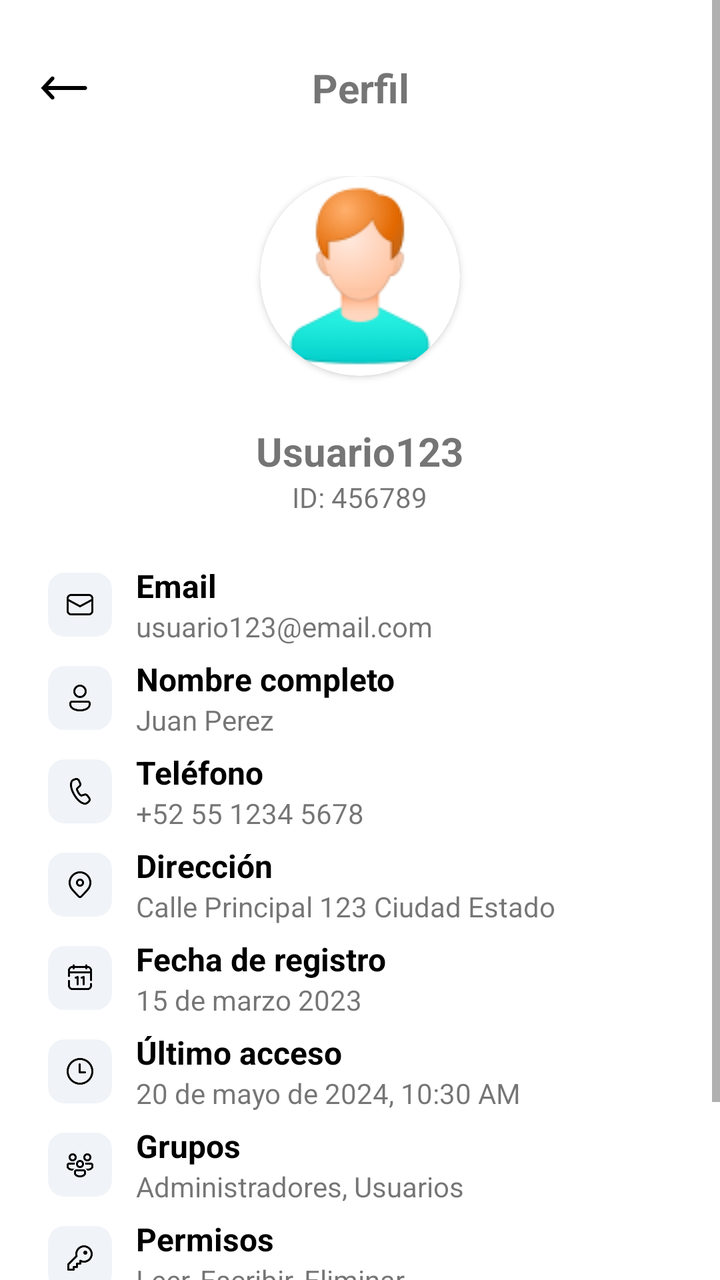
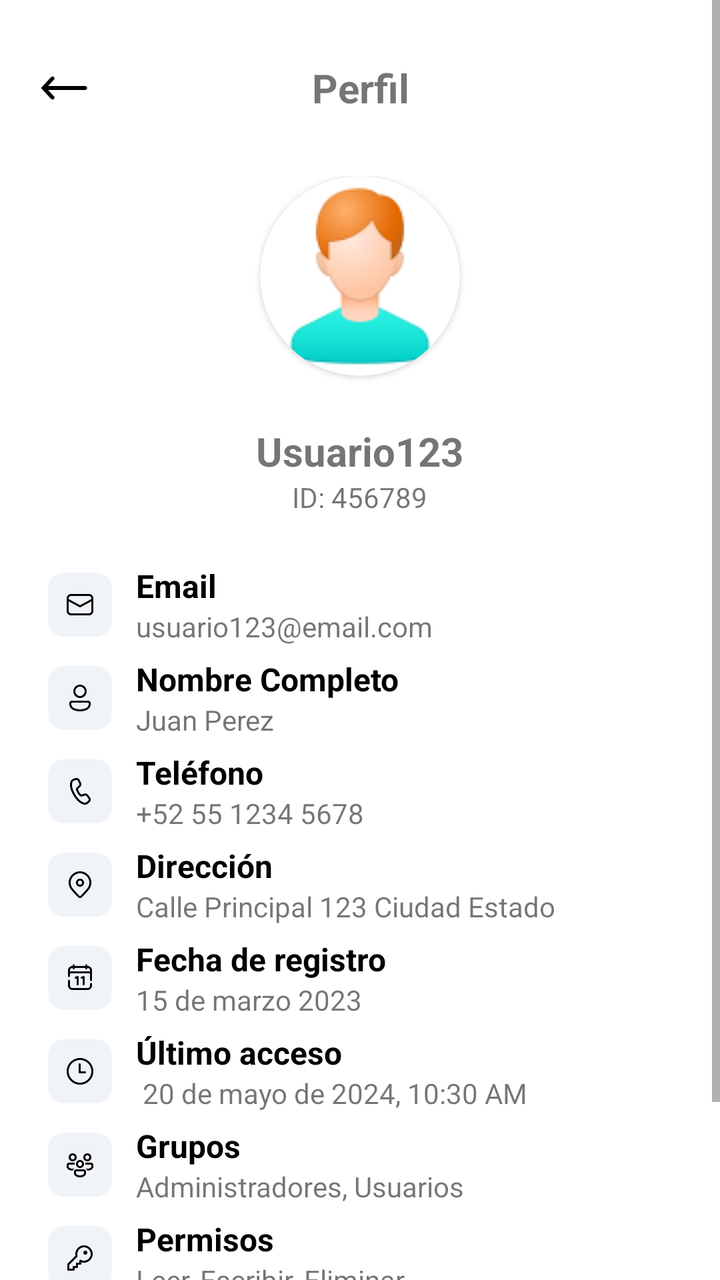

Before-and-after screenshots of an Android layout around one commit, followed by the original layout XML and the change that was made.
<!-- AndroidManifest.xml: application theme Theme.SurMarket -->
<!-- res/layout/fragment_profile.xml -->
<?xml version="1.0" encoding="utf-8"?>
<ScrollView xmlns:android="http://schemas.android.com/apk/res/android"
    xmlns:app="http://schemas.android.com/apk/res-auto"
    xmlns:tools="http://schemas.android.com/tools"
    android:layout_width="match_parent"
    android:layout_height="match_parent"
    tools:context=".FragmentProfile">

    <LinearLayout
        android:layout_width="match_parent"
        android:layout_height="wrap_content"
        android:orientation="vertical"
        android:paddingBottom="@dimen/FRGContainerPadding">
        <LinearLayout
            android:layout_width="match_parent"
            android:layout_height="@dimen/TitleHeight"
            android:orientation="horizontal"
            android:gravity="center_vertical"
            android:paddingHorizontal="16dp"
            android:layout_marginTop="16dp">
            <ImageView
                android:id="@+id/IMV_FRGProfile_Back"
                android:layout_width="@dimen/imageViewIconSize"
                android:layout_height="@dimen/imageViewIconSize"
                android:padding="@dimen/imageViewIcon_Padding"
                android:src="@drawable/ic_flecha" />
            <TextView
                android:id="@+id/TXV_FRGProfile_Title"
                android:layout_width="0dp"
                android:layout_height="wrap_content"
                android:layout_weight="1"
                android:text="@string/FRGProfile_Title"
                android:textSize="@dimen/titleTextSize"
                android:textStyle="bold"
                android:gravity="center"
                android:layout_marginEnd="@dimen/imageViewIconSize" />
        </LinearLayout>
        <LinearLayout
            android:layout_width="match_parent"
            android:layout_height="wrap_content"
            android:orientation="vertical"
            android:gravity="center_horizontal"
            android:layout_marginTop="16dp">
            <androidx.cardview.widget.CardView
                android:id="@+id/CRV_FRGProfile_Image"
                android:layout_width="@dimen/profile_avatar_size"
                android:layout_height="@dimen/profile_avatar_size"
                android:layout_marginBottom="12dp"
                app:cardCornerRadius="100dp">
                <ImageView
                    android:id="@+id/IMV_FRGProfile_Profile"
                    android:layout_width="@dimen/profile_avatar_size"
                    android:layout_height="@dimen/profile_avatar_size"
                    android:scaleType="centerCrop"
                    android:src="@drawable/ic_profile" />
            </androidx.cardview.widget.CardView>
            <TextView
                android:id="@+id/TXV_FRGProfile_UserName"
                android:layout_width="wrap_content"
                android:layout_height="wrap_content"
                android:text="@string/FRGProfile_Text"
                android:textSize="@dimen/titleTextSize"
                android:textStyle="bold"
                android:layout_marginTop="12dp" />
            <TextView
                android:id="@+id/TXV_FRGProfile_ID"
                android:layout_width="wrap_content"
                android:layout_height="wrap_content"
                android:text="@string/FRGProfile_Text_ID"
                android:textSize="@dimen/FRGTextView2TextSize" />
        </LinearLayout>
        <LinearLayout
            android:layout_width="match_parent"
            android:layout_height="wrap_content"
            android:orientation="vertical"
            android:paddingHorizontal="@dimen/FRGContainerPadding"
            android:layout_marginTop="24dp">
            <LinearLayout
                android:layout_width="match_parent"
                android:layout_height="wrap_content"
                android:orientation="horizontal"
                android:gravity="center_vertical"
                android:layout_marginBottom="@dimen/profile_row_margin_bottom">
                <androidx.cardview.widget.CardView
                    android:layout_width="@dimen/profile_icon_bg_size"
                    android:layout_height="@dimen/profile_icon_bg_size"
                    app:cardCornerRadius="@dimen/profile_icon_bg_radius"
                    app:cardElevation="0dp"
                    app:cardBackgroundColor="#F0F4F8">
                    <ImageView
                        android:id="@+id/IMV_FRGProfile_EmailIcon"
                        android:layout_width="@dimen/profile_icon_size"
                        android:layout_height="@dimen/profile_icon_size"
                        android:layout_gravity="center"
                        android:src="@drawable/ic_email" />
                </androidx.cardview.widget.CardView>
                <LinearLayout
                    android:layout_width="0dp"
                    android:layout_height="wrap_content"
                    android:layout_weight="1"
                    android:orientation="vertical"
                    android:layout_marginStart="@dimen/profile_text_margin_start">
                    <TextView
                        android:id="@+id/TXV_FRGProfile_Email_Label"
                        android:layout_width="wrap_content"
                        android:layout_height="wrap_content"
                        android:text="@string/FRGProfile_Text_Email"
                        android:textStyle="bold"
                        android:textSize="@dimen/FRGLabelTextSize"
                        android:textColor="@color/black"/>
                    <TextView
                        android:id="@+id/TXV_FRGProfile_Email"
                        android:layout_width="wrap_content"
                        android:layout_height="wrap_content"
                        android:text="@string/FRGProfile_Text_EmailX"
                        android:textSize="@dimen/FRGTextView2TextSize" />
                </LinearLayout>
            </LinearLayout>
            <LinearLayout
                android:layout_width="match_parent"
                android:layout_height="wrap_content"
                android:orientation="horizontal"
                android:gravity="center_vertical"
                android:layout_marginBottom="@dimen/profile_row_margin_bottom">
                <androidx.cardview.widget.CardView
                    android:layout_width="@dimen/profile_icon_bg_size"
                    android:layout_height="@dimen/profile_icon_bg_size"
                    app:cardCornerRadius="@dimen/profile_icon_bg_radius"
                    app:cardElevation="0dp"
                    app:cardBackgroundColor="#F0F4F8">
                    <ImageView
                        android:id="@+id/IMV_FRGProfile_NameIcon"
                        android:layout_width="@dimen/profile_icon_size"
                        android:layout_height="@dimen/profile_icon_size"
                        android:layout_gravity="center"
                        android:src="@drawable/ic_user" />
                </androidx.cardview.widget.CardView>
                <LinearLayout
                    android:layout_width="0dp"
                    android:layout_height="wrap_content"
                    android:layout_weight="1"
                    android:orientation="vertical"
                    android:layout_marginStart="@dimen/profile_text_margin_start">
                    <TextView
                        android:id="@+id/TXV_FRGProfile_Name_Label"
                        android:layout_width="wrap_content"
                        android:layout_height="wrap_content"
                        android:text="Nombre completo"
                        android:textStyle="bold"
                        android:textSize="@dimen/FRGLabelTextSize"
                        android:textColor="@color/black" />
                    <TextView
                        android:id="@+id/TXV_FRGProfile_Name"
                        android:layout_width="wrap_content"
                        android:layout_height="wrap_content"
                        android:text="Juan Perez"
                        android:textSize="@dimen/FRGTextView2TextSize" />
                </LinearLayout>
            </LinearLayout>
            <LinearLayout
                android:layout_width="match_parent"
                android:layout_height="wrap_content"
                android:orientation="horizontal"
                android:gravity="center_vertical"
                android:layout_marginBottom="@dimen/profile_row_margin_bottom">
                <androidx.cardview.widget.CardView
                    android:layout_width="@dimen/profile_icon_bg_size"
                    android:layout_height="@dimen/profile_icon_bg_size"
                    app:cardCornerRadius="@dimen/profile_icon_bg_radius"
                    app:cardElevation="0dp"
                    app:cardBackgroundColor="#F0F4F8">
                    <ImageView
                        android:id="@+id/IMV_FRGProfile_PhoneIcon"
                        android:layout_width="@dimen/profile_icon_size"
                        android:layout_height="@dimen/profile_icon_size"
                        android:layout_gravity="center"
                        android:src="@drawable/ic_phone" />
                </androidx.cardview.widget.CardView>
                <LinearLayout
                    android:layout_width="0dp"
                    android:layout_height="wrap_content"
                    android:layout_weight="1"
                    android:orientation="vertical"
                    android:layout_marginStart="@dimen/profile_text_margin_start">
                    <TextView
                        android:id="@+id/TXV_FRGProfile_Phone_Label"
                        android:layout_width="wrap_content"
                        android:layout_height="wrap_content"
                        android:text="Teléfono"
                        android:textStyle="bold"
                        android:textSize="@dimen/FRGLabelTextSize"
                        android:textColor="@color/black" />
                    <TextView
                        android:id="@+id/TXV_FRGProfile_Phone"
                        android:layout_width="wrap_content"
                        android:layout_height="wrap_content"
                        android:text="+52 55 1234 5678"
                        android:textSize="@dimen/FRGTextView2TextSize" />
                </LinearLayout>
            </LinearLayout>
            <LinearLayout
                android:layout_width="match_parent"
                android:layout_height="wrap_content"
                android:orientation="horizontal"
                android:gravity="center_vertical"
                android:layout_marginBottom="@dimen/profile_row_margin_bottom">
                <androidx.cardview.widget.CardView
                    android:layout_width="@dimen/profile_icon_bg_size"
                    android:layout_height="@dimen/profile_icon_bg_size"
                    app:cardCornerRadius="@dimen/profile_icon_bg_radius"
                    app:cardElevation="0dp"
                    app:cardBackgroundColor="#F0F4F8">
                    <ImageView
                        android:id="@+id/IMV_FRGProfile_LocationIcon"
                        android:layout_width="@dimen/profile_icon_size"
                        android:layout_height="@dimen/profile_icon_size"
                        android:layout_gravity="center"
                        android:src="@drawable/ic_location" />
                </androidx.cardview.widget.CardView>
                <LinearLayout
                    android:layout_width="0dp"
                    android:layout_height="wrap_content"
                    android:layout_weight="1"
                    android:orientation="vertical"
                    android:layout_marginStart="@dimen/profile_text_margin_start">
                    <TextView
                        android:id="@+id/TXV_FRGProfile_Address_Label"
                        android:layout_width="wrap_content"
                        android:layout_height="wrap_content"
                        android:text="Dirección"
                        android:textStyle="bold"
                        android:textSize="@dimen/FRGLabelTextSize"
                        android:textColor="@color/black" />
                    <TextView
                        android:id="@+id/TXV_FRGProfile_Address"
                        android:layout_width="wrap_content"
                        android:layout_height="wrap_content"
                        android:text="Calle Principal 123 Ciudad Estado"
                        android:textSize="@dimen/FRGTextView2TextSize" />
                </LinearLayout>
            </LinearLayout>
            <LinearLayout
                android:layout_width="match_parent"
                android:layout_height="wrap_content"
                android:orientation="horizontal"
                android:gravity="center_vertical"
                android:layout_marginBottom="@dimen/profile_row_margin_bottom">
                <androidx.cardview.widget.CardView
                    android:layout_width="@dimen/profile_icon_bg_size"
                    android:layout_height="@dimen/profile_icon_bg_size"
                    app:cardCornerRadius="@dimen/profile_icon_bg_radius"
                    app:cardElevation="0dp"
                    app:cardBackgroundColor="#F0F4F8">
                    <ImageView
                        android:id="@+id/IMV_FRGProfile_ScheduleIcon"
                        android:layout_width="@dimen/profile_icon_size"
                        android:layout_height="@dimen/profile_icon_size"
                        android:layout_gravity="center"
                        android:src="@drawable/ic_schedule" />
                </androidx.cardview.widget.CardView>
                <LinearLayout
                    android:layout_width="0dp"
                    android:layout_height="wrap_content"
                    android:layout_weight="1"
                    android:orientation="vertical"
                    android:layout_marginStart="@dimen/profile_text_margin_start">
                    <TextView
                        android:id="@+id/TXV_FRGProfile_EntryDate_Label"
                        android:layout_width="wrap_content"
                        android:layout_height="wrap_content"
                        android:text="Fecha de registro"
                        android:textStyle="bold"
                        android:textSize="@dimen/FRGLabelTextSize"
                        android:textColor="@color/black" />
                    <TextView
                        android:id="@+id/TXV_FRGProfile_EntryDate"
                        android:layout_width="wrap_content"
                        android:layout_height="wrap_content"
                        android:text="15 de marzo 2023"
                        android:textSize="@dimen/FRGTextView2TextSize" />
                </LinearLayout>
            </LinearLayout>
            <LinearLayout
                android:layout_width="match_parent"
                android:layout_height="wrap_content"
                android:orientation="horizontal"
                android:gravity="center_vertical"
                android:layout_marginBottom="@dimen/profile_row_margin_bottom">
                <androidx.cardview.widget.CardView
                    android:layout_width="@dimen/profile_icon_bg_size"
                    android:layout_height="@dimen/profile_icon_bg_size"
                    app:cardCornerRadius="@dimen/profile_icon_bg_radius"
                    app:cardElevation="0dp"
                    app:cardBackgroundColor="#F0F4F8">
                    <ImageView
                        android:id="@+id/IMV_FRGProfile_ClockIcon"
                        android:layout_width="@dimen/profile_icon_size"
                        android:layout_height="@dimen/profile_icon_size"
                        android:layout_gravity="center"
                        android:src="@drawable/ic_clock" />
                </androidx.cardview.widget.CardView>
                <LinearLayout
                    android:layout_width="0dp"
                    android:layout_height="wrap_content"
                    android:layout_weight="1"
                    android:orientation="vertical"
                    android:layout_marginStart="@dimen/profile_text_margin_start">
                    <TextView
                        android:id="@+id/TXV_FRGProfile_LastAccess_Label"
                        android:layout_width="wrap_content"
                        android:layout_height="wrap_content"
                        android:text="Último acceso"
                        android:textStyle="bold"
                        android:textSize="@dimen/FRGLabelTextSize"
                        android:textColor="@color/black" />
                    <TextView
                        android:id="@+id/TXV_FRGProfile_LastAccess"
                        android:layout_width="wrap_content"
                        android:layout_height="wrap_content"
                        android:text="20 de mayo de 2024, 10:30 AM"
                        android:textSize="@dimen/FRGTextView2TextSize" />
                </LinearLayout>
            </LinearLayout>
            <LinearLayout
                android:layout_width="match_parent"
                android:layout_height="wrap_content"
                android:orientation="horizontal"
                android:gravity="center_vertical"
                android:layout_marginBottom="@dimen/profile_row_margin_bottom">
                <androidx.cardview.widget.CardView
                    android:layout_width="@dimen/profile_icon_bg_size"
                    android:layout_height="@dimen/profile_icon_bg_size"
                    app:cardCornerRadius="@dimen/profile_icon_bg_radius"
                    app:cardElevation="0dp"
                    app:cardBackgroundColor="#F0F4F8">
                    <ImageView
                        android:id="@+id/IMV_FRGProfile_GroupsIcon"
                        android:layout_width="@dimen/profile_icon_size"
                        android:layout_height="@dimen/profile_icon_size"
                        android:layout_gravity="center"
                        android:src="@drawable/ic_user_groups" />
                </androidx.cardview.widget.CardView>
                <LinearLayout
                    android:layout_width="0dp"
                    android:layout_height="wrap_content"
                    android:layout_weight="1"
                    android:orientation="vertical"
                    android:layout_marginStart="@dimen/profile_text_margin_start">
                    <TextView
                        android:id="@+id/TXV_FRGProfile_Groups_Label"
                        android:layout_width="wrap_content"
                        android:layout_height="wrap_content"
                        android:text="Grupos"
                        android:textStyle="bold"
                        android:textSize="@dimen/FRGLabelTextSize"
                        android:textColor="@color/black" />
                    <TextView
                        android:id="@+id/TXV_FRGProfile_Groups"
                        android:layout_width="wrap_content"
                        android:layout_height="wrap_content"
                        android:text="Administradores, Usuarios"
                        android:textSize="@dimen/FRGTextView2TextSize" />
                </LinearLayout>
            </LinearLayout>
            <LinearLayout
                android:layout_width="match_parent"
                android:layout_height="wrap_content"
                android:orientation="horizontal"
                android:gravity="center_vertical"
                android:layout_marginBottom="@dimen/profile_row_margin_bottom">
                <androidx.cardview.widget.CardView
                    android:layout_width="@dimen/profile_icon_bg_size"
                    android:layout_height="@dimen/profile_icon_bg_size"
                    app:cardCornerRadius="@dimen/profile_icon_bg_radius"
                    app:cardElevation="0dp"
                    app:cardBackgroundColor="#F0F4F8">
                    <ImageView
                        android:id="@+id/IMV_FRGProfile_KeyIcon"
                        android:layout_width="@dimen/profile_icon_size"
                        android:layout_height="@dimen/profile_icon_size"
                        android:layout_gravity="center"
                        android:src="@drawable/ic_key" />
                </androidx.cardview.widget.CardView>
                <LinearLayout
                    android:layout_width="0dp"
                    android:layout_height="wrap_content"
                    android:layout_weight="1"
                    android:orientation="vertical"
                    android:layout_marginStart="@dimen/profile_text_margin_start">
                    <TextView
                        android:id="@+id/TXV_FRGProfile_Permissions_Label"
                        android:layout_width="wrap_content"
                        android:layout_height="wrap_content"
                        android:text="Permisos"
                        android:textStyle="bold"
                        android:textSize="@dimen/FRGLabelTextSize"
                        android:textColor="@color/black" />
                    <TextView
                        android:id="@+id/TXV_FRGProfile_Permissions"
                        android:layout_width="wrap_content"
                        android:layout_height="wrap_content"
                        android:text="Leer, Escribir, Eliminar"
                        android:textSize="@dimen/FRGTextView2TextSize" />
                </LinearLayout>
            </LinearLayout>
        </LinearLayout>
        <Button
            android:id="@+id/BTN_FRGProfile_ChangePassword"
            android:layout_width="wrap_content"
            android:layout_height="wrap_content"
            android:layout_gravity="end"
            android:layout_marginEnd="@dimen/FRGContainerPadding"
            android:layout_marginTop="16dp"
            android:text="Cambiar contraseña"
            android:textAllCaps="false"
            android:textColor="#333333"
            android:backgroundTint="#F0F4F8" />
    </LinearLayout>
</ScrollView>
<!-- resources referenced by this layout -->
<resources>
  <color name="black">#FF000000</color>
  <dimen name="FRGContainerPadding">24dp</dimen>
  <dimen name="FRGLabelTextSize">16sp</dimen>
  <dimen name="FRGTextView2TextSize">14sp</dimen>
  <dimen name="TitleHeight">56dp</dimen>
  <dimen name="imageViewIconSize">32dp</dimen>
  <dimen name="imageViewIcon_Padding">4dp</dimen>
  <dimen name="profile_avatar_size">100dp</dimen>
  <dimen name="profile_icon_bg_radius">8dp</dimen>
  <dimen name="profile_icon_bg_size">32dp</dimen>
  <dimen name="profile_icon_size">16dp</dimen>
  <dimen name="profile_row_margin_bottom">6dp</dimen>
  <dimen name="profile_text_margin_start">12dp</dimen>
  <dimen name="titleTextSize">20sp</dimen>
  <!-- drawable ic_clock: png bitmap (drawable, 1806 bytes) -->
  <!-- drawable ic_email: png bitmap (drawable, 1261 bytes) -->
  <!-- drawable ic_flecha: png bitmap (drawable, 692 bytes) -->
  <!-- drawable ic_key: png bitmap (drawable, 1502 bytes) -->
  <!-- drawable ic_location: png bitmap (drawable, 1978 bytes) -->
  <!-- drawable ic_phone: png bitmap (drawable, 1802 bytes) -->
  <!-- drawable ic_profile: png bitmap (drawable, 5467 bytes) -->
  <!-- drawable ic_schedule: png bitmap (drawable, 1372 bytes) -->
  <!-- drawable ic_user: png bitmap (drawable, 1572 bytes) -->
  <!-- drawable ic_user_groups: png bitmap (drawable, 2189 bytes) -->
  <string name="FRGProfile_Text">Usuario123</string>
  <string name="FRGProfile_Text_Email">Email</string>
  <string name="FRGProfile_Text_EmailX">usuario123@email.com</string>
  <string name="FRGProfile_Text_ID">ID: 456789</string>
  <string name="FRGProfile_Title">Perfil</string>
  <style name="Theme.SurMarket" parent="Theme.MaterialComponents.DayNight.DarkActionBar">
          
          <item name="colorPrimary">@color/purple_500</item>
          <item name="colorPrimaryVariant">@color/purple_700</item>
          <item name="colorOnPrimary">@color/white</item>
          
          <item name="colorSecondary">@color/teal_200</item>
          <item name="colorSecondaryVariant">@color/teal_700</item>
          <item name="colorOnSecondary">@color/black</item>
          
          <item name="android:statusBarColor">?attr/colorPrimaryVariant</item>
          
      </style>
  <color name="purple_500">#FF6200EE</color>
  <color name="purple_700">#FF3700B3</color>
  <color name="white">#FFFFFFFF</color>
  <color name="teal_200">#FF03DAC5</color>
  <color name="teal_700">#FF018786</color>
</resources>

<!-- the commit's change to res/layout/fragment_profile.xml (unified diff, before → after) -->
@@ -145,7 +145,7 @@
                         android:id="@+id/TXV_FRGProfile_Name_Label"
                         android:layout_width="wrap_content"
                         android:layout_height="wrap_content"
-                        android:text="Nombre completo"
+                        android:text="@string/FRGProfile_Text_Name"
                         android:textStyle="bold"
                         android:textSize="@dimen/FRGLabelTextSize"
                         android:textColor="@color/black" />
@@ -153,7 +153,7 @@
                         android:id="@+id/TXV_FRGProfile_Name"
                         android:layout_width="wrap_content"
                         android:layout_height="wrap_content"
-                        android:text="Juan Perez"
+                        android:text="@string/FRGProfile_Text_NameX"
                         android:textSize="@dimen/FRGTextView2TextSize" />
                 </LinearLayout>
             </LinearLayout>
@@ -186,7 +186,7 @@
                         android:id="@+id/TXV_FRGProfile_Phone_Label"
                         android:layout_width="wrap_content"
                         android:layout_height="wrap_content"
-                        android:text="Teléfono"
+                        android:text="@string/FRGProfile_Text_Phone"
                         android:textStyle="bold"
                         android:textSize="@dimen/FRGLabelTextSize"
                         android:textColor="@color/black" />
@@ -194,7 +194,7 @@
                         android:id="@+id/TXV_FRGProfile_Phone"
                         android:layout_width="wrap_content"
                         android:layout_height="wrap_content"
-                        android:text="+52 55 1234 5678"
+                        android:text="@string/FRGProfile_Text_PhoneX"
                         android:textSize="@dimen/FRGTextView2TextSize" />
                 </LinearLayout>
             </LinearLayout>
@@ -227,7 +227,7 @@
                         android:id="@+id/TXV_FRGProfile_Address_Label"
                         android:layout_width="wrap_content"
                         android:layout_height="wrap_content"
-                        android:text="Dirección"
+                        android:text="@string/FRGProfile_Text_Address"
                         android:textStyle="bold"
                         android:textSize="@dimen/FRGLabelTextSize"
                         android:textColor="@color/black" />
@@ -235,7 +235,7 @@
                         android:id="@+id/TXV_FRGProfile_Address"
                         android:layout_width="wrap_content"
                         android:layout_height="wrap_content"
-                        android:text="Calle Principal 123 Ciudad Estado"
+                        android:text="@string/FRGProfile_Text_AddressX"
                         android:textSize="@dimen/FRGTextView2TextSize" />
                 </LinearLayout>
             </LinearLayout>
@@ -268,7 +268,7 @@
                         android:id="@+id/TXV_FRGProfile_EntryDate_Label"
                         android:layout_width="wrap_content"
                         android:layout_height="wrap_content"
-                        android:text="Fecha de registro"
+                        android:text="@string/FRGProfile_Text_Date"
                         android:textStyle="bold"
                         android:textSize="@dimen/FRGLabelTextSize"
                         android:textColor="@color/black" />
@@ -276,7 +276,7 @@
                         android:id="@+id/TXV_FRGProfile_EntryDate"
                         android:layout_width="wrap_content"
                         android:layout_height="wrap_content"
-                        android:text="15 de marzo 2023"
+                        android:text="@string/FRGProfile_Text_DateX"
                         android:textSize="@dimen/FRGTextView2TextSize" />
                 </LinearLayout>
             </LinearLayout>
@@ -309,7 +309,7 @@
                         android:id="@+id/TXV_FRGProfile_LastAccess_Label"
                         android:layout_width="wrap_content"
                         android:layout_height="wrap_content"
-                        android:text="Último acceso"
+                        android:text="@string/FRGProfile_Text_LastAccess"
                         android:textStyle="bold"
                         android:textSize="@dimen/FRGLabelTextSize"
                         android:textColor="@color/black" />
@@ -317,7 +317,7 @@
                         android:id="@+id/TXV_FRGProfile_LastAccess"
                         android:layout_width="wrap_content"
                         android:layout_height="wrap_content"
-                        android:text="20 de mayo de 2024, 10:30 AM"
+                        android:text="@string/FRGProfile_Text_LastAccessX"
                         android:textSize="@dimen/FRGTextView2TextSize" />
                 </LinearLayout>
             </LinearLayout>
@@ -350,7 +350,7 @@
                         android:id="@+id/TXV_FRGProfile_Groups_Label"
                         android:layout_width="wrap_content"
                         android:layout_height="wrap_content"
-                        android:text="Grupos"
+                        android:text="@string/FRGProfile_Text_Groups"
                         android:textStyle="bold"
                         android:textSize="@dimen/FRGLabelTextSize"
                         android:textColor="@color/black" />
@@ -358,7 +358,7 @@
                         android:id="@+id/TXV_FRGProfile_Groups"
                         android:layout_width="wrap_content"
                         android:layout_height="wrap_content"
-                        android:text="Administradores, Usuarios"
+                        android:text="@string/FRGProfile_Text_GroupsX"
                         android:textSize="@dimen/FRGTextView2TextSize" />
                 </LinearLayout>
             </LinearLayout>
@@ -391,7 +391,7 @@
                         android:id="@+id/TXV_FRGProfile_Permissions_Label"
                         android:layout_width="wrap_content"
                         android:layout_height="wrap_content"
-                        android:text="Permisos"
+                        android:text="@string/FRGProfile_Text_Permissions"
                         android:textStyle="bold"
                         android:textSize="@dimen/FRGLabelTextSize"
                         android:textColor="@color/black" />
@@ -399,7 +399,7 @@
                         android:id="@+id/TXV_FRGProfile_Permissions"
                         android:layout_width="wrap_content"
                         android:layout_height="wrap_content"
-                        android:text="Leer, Escribir, Eliminar"
+                        android:text="@string/FRGProfile_Text_PermissionsX"
                         android:textSize="@dimen/FRGTextView2TextSize" />
                 </LinearLayout>
             </LinearLayout>
@@ -411,7 +411,7 @@
             android:layout_gravity="end"
             android:layout_marginEnd="@dimen/FRGContainerPadding"
             android:layout_marginTop="16dp"
-            android:text="Cambiar contraseña"
+            android:text="@string/FRGProfile_BTNChangePassword"
             android:textAllCaps="false"
             android:textColor="#333333"
             android:backgroundTint="#F0F4F8" />
<!-- resource entries referenced after the edit -->
@@ -24,10 +24,25 @@
   <!-- drawable ic_schedule: png bitmap (drawable, 1372 bytes) -->
   <!-- drawable ic_user: png bitmap (drawable, 1572 bytes) -->
   <!-- drawable ic_user_groups: png bitmap (drawable, 2189 bytes) -->
+  <string name="FRGProfile_BTNChangePassword">Cambiar contraseña</string>
   <string name="FRGProfile_Text">Usuario123</string>
+  <string name="FRGProfile_Text_Address">Dirección</string>
+  <string name="FRGProfile_Text_AddressX">Calle Principal 123 Ciudad Estado</string>
+  <string name="FRGProfile_Text_Date">Fecha de registro</string>
+  <string name="FRGProfile_Text_DateX">15 de marzo 2023</string>
   <string name="FRGProfile_Text_Email">Email</string>
   <string name="FRGProfile_Text_EmailX">usuario123@email.com</string>
+  <string name="FRGProfile_Text_Groups">Grupos</string>
+  <string name="FRGProfile_Text_GroupsX">Administradores, Usuarios</string>
   <string name="FRGProfile_Text_ID">ID: 456789</string>
+  <string name="FRGProfile_Text_LastAccess">Último acceso</string>
+  <string name="FRGProfile_Text_LastAccessX">" 20 de mayo de 2024, 10:30 AM"</string>
+  <string name="FRGProfile_Text_Name">Nombre Completo</string>
+  <string name="FRGProfile_Text_NameX">Juan Perez</string>
+  <string name="FRGProfile_Text_Permissions">Permisos</string>
+  <string name="FRGProfile_Text_PermissionsX">Leer, Escribir, Eliminar</string>
+  <string name="FRGProfile_Text_Phone">Teléfono</string>
+  <string name="FRGProfile_Text_PhoneX">+52 55 1234 5678</string>
   <string name="FRGProfile_Title">Perfil</string>
   <style name="Theme.SurMarket" parent="Theme.MaterialComponents.DayNight.DarkActionBar">
           
